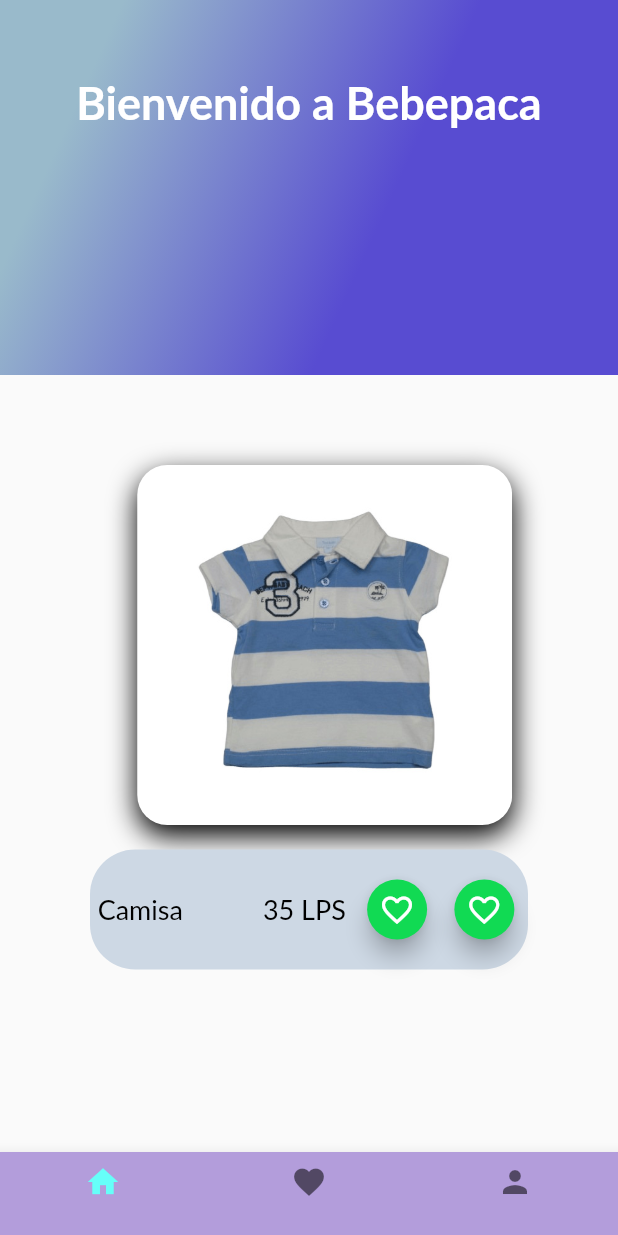
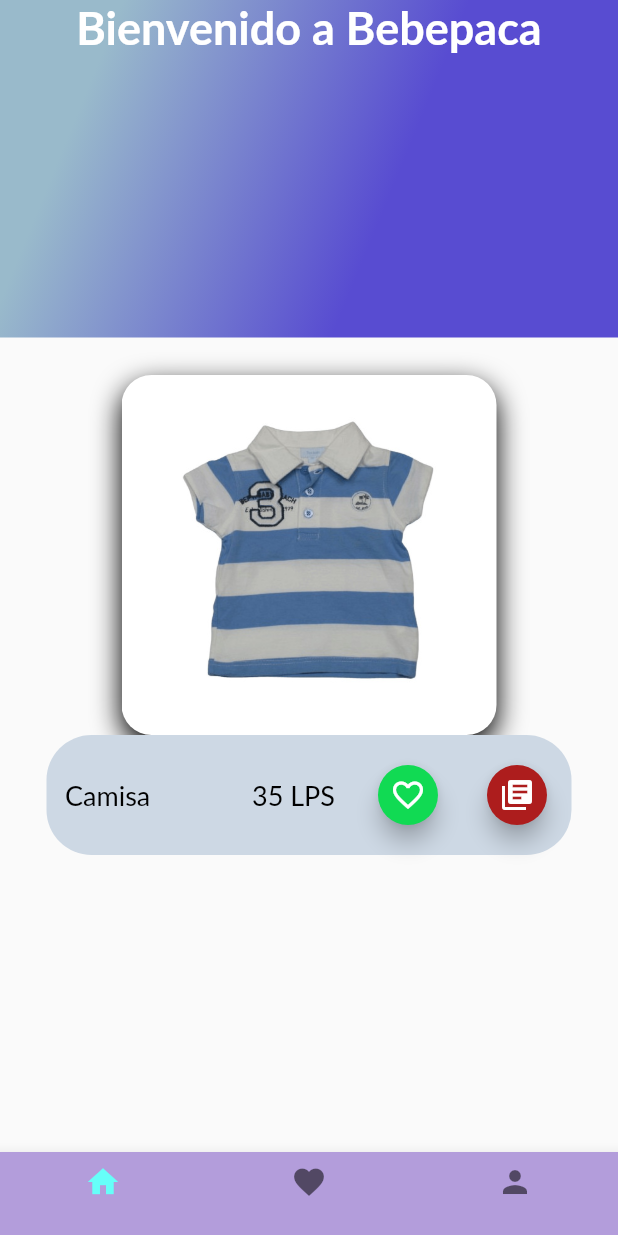
Before and after one commit to DavidArguello07/bebepaca, a Flutter app: the MenuPrin screen opened directly, on a phone screen of 412 x 824 dp. Run offline on Flutter 3.47's test engine with Material 2 defaults, Android fonts, the light colour scheme and no system bars; our stand-ins replace bloc, cloud_firestore, equatable, firebase_auth, firebase_core, flutter_bloc and 5 more; accounts and stored records are empty; Roboto replaces fonts that are missing (Lato).

Commit message:
Bugs arreglados y features de boton-despliega-info agregados

```diff
--- a/lib/auth/ui/screens/login.dart
+++ b/lib/auth/ui/screens/login.dart
@@ -37,7 +37,7 @@ class _LoginState extends State<Login> {
 
   @override
   void dispose() {
-    print('object');
+    // print('object');
     super.dispose();
   }
 
--- a/lib/z-project/Components/exit.dart
+++ b/lib/z-project/Components/exit.dart
@@ -7,10 +7,10 @@ class Exit extends StatefulWidget {
   const Exit({Key? key}) : super(key: key);
 
   @override
-  _ExitState createState() => _ExitState();
+  ExitState createState() => ExitState();
 }
 
-class _ExitState extends State<Exit> {
+class ExitState extends State<Exit> {
   late AuthBloc authBloc;
 
   @override
--- a/lib/z-project/Components/floatingactionbuttonn.dart
+++ b/lib/z-project/Components/floatingactionbuttonn.dart
@@ -1,7 +1,7 @@
 import 'package:flutter/material.dart';
 
 class FloatingActionButtonGreen extends StatefulWidget {
-  const FloatingActionButtonGreen({super.key});
+   const FloatingActionButtonGreen({super.key});
 
   @override
   State<FloatingActionButtonGreen> createState() =>FloatingActionButtonGreenState();
@@ -13,13 +13,17 @@ class FloatingActionButtonGreenState extends State<FloatingActionButtonGreen> {
   // Color ColorBack = Color(0xFF11DA53);
   // Color ColorIcon = Colors.white;
 
+
+
+  @override
+  Widget build(BuildContext context) {
   void onPressedFav() {
     ScaffoldMessenger.of(context).showSnackBar(
       SnackBar(
         content: _pressed
             ? const Text("Lo quitaste de tus favoritos")
             : const Text("Lo agregaste a tus favoritos"),
-        duration: const Duration(milliseconds: 400),
+        duration:  const Duration(milliseconds: 400),
       ),
     );
 
@@ -29,11 +33,10 @@ class FloatingActionButtonGreenState extends State<FloatingActionButtonGreen> {
       } else {
         _pressed = true;
       }
-    });
+      }
+    );
   }
 
-  @override
-  Widget build(BuildContext context) {
     return FloatingActionButton(
         backgroundColor: const Color(0xFF11DA53),
         mini: true,
--- a/lib/z-project/Components/gradient_back.dart
+++ b/lib/z-project/Components/gradient_back.dart
@@ -12,9 +12,10 @@ class GradientBack extends StatelessWidget {
 
   @override
   Widget build(BuildContext context) {
-    return Container(
+    return SafeArea(
+      child: Container(
         width: 500,
-      height: 250,
+        height: 225,
         decoration: BoxDecoration(
             gradient: LinearGradient(
                 colors: [
@@ -25,9 +26,6 @@ class GradientBack extends StatelessWidget {
                 end: const FractionalOffset(1.0, 0.6),
                 stops: const [0.0, 0.6],
                 tileMode: TileMode.clamp)),
-
-      child: Container(
-        padding: const EdgeInsets.symmetric(vertical: 50),
         child: Text(
           textAlign: TextAlign.center,
           title,
--- /dev/null
+++ b/lib/z-project/Components/info_button.dart
@@ -0,0 +1,25 @@
+import 'package:bebepaca/z-project/Components/info_page.dart';
+import 'package:flutter/material.dart';
+
+class Info extends StatefulWidget {
+  const Info({Key? key}) : super(key: key);
+
+  @override
+  InfoState createState() => InfoState();
+}
+
+class InfoState extends State<Info> {
+  @override
+  Widget build(BuildContext context) {
+    return FloatingActionButton(
+        backgroundColor: const Color.fromARGB(255, 173, 29, 29),
+        mini: true,
+        tooltip: "Fav",
+        onPressed: () => {
+        Navigator.push(context,
+        MaterialPageRoute(builder: (context) => const InfoPage())),
+        },
+        child: const Icon(Icons.library_books)
+        );
+  }
+}
--- a/lib/z-project/Components/publicacion.dart
+++ b/lib/z-project/Components/publicacion.dart
@@ -1,3 +1,4 @@
+import 'package:bebepaca/z-project/Components/info_button.dart';
 import 'package:flutter/material.dart';
 // import 'package:bebepaca/publicacion_coment.dart';
 import 'package:bebepaca/z-project/Components/floatingactionbuttonn.dart';
@@ -16,10 +17,13 @@ class Publicacion extends StatelessWidget {
 
   @override
   Widget build(BuildContext context) {
+
+
+
     final pub = Container(
       height: 240,
       width: 250,
-      margin: const EdgeInsets.only(top: 250),
+     margin: const EdgeInsets.only(top: 250),
       decoration: BoxDecoration(
           image:DecorationImage(fit: BoxFit.cover, image: AssetImage(pathimage)),
           borderRadius: const BorderRadius.all(Radius.circular(20)),
@@ -32,7 +36,7 @@ class Publicacion extends StatelessWidget {
 
     final coment = Container(
       // alignment: const Alignment(0.2, 0.6),
-      // margin: const EdgeInsets.only(right: 50),
+      // margin: const EdgeInsets.only(bottom: 20),
       height: 80,
       width: 350,
       decoration: BoxDecoration(
@@ -57,23 +61,24 @@ class Publicacion extends StatelessWidget {
             ),
             Text(
               price,
-              style: const TextStyle(
+              style:  const TextStyle(
                   fontSize: 18,
                   fontFamily: "Lato",
                   color: Color.fromARGB(255, 0, 0, 0)),
             ),
-            const FloatingActionButtonGreen(),
-            const FloatingActionButtonGreen()
+                      const FloatingActionButtonGreen(),
+            const Info(),
           ]
       ),
     );
 
-    return Stack(
-        alignment: const Alignment(0.5, 1.47),
+    return SafeArea(
+      child: Column(
+        // alignment: const Alignment(0.5, 1.47),
         children: <Widget>[
           pub,
-          coment
+          coment,
         ]
-    );
+    ));
   }
 }
--- a/lib/z-project/Routes/home_app.dart
+++ b/lib/z-project/Routes/home_app.dart
@@ -5,14 +5,17 @@ import 'package:flutter/material.dart';
 class HomeApp extends StatelessWidget {
   const HomeApp({super.key});
 
-
   @override
-  Widget build(BuildContext context){
-    return Stack(
+  Widget build(BuildContext context) {
+    return SafeArea(
+        child: Stack(
       children: const <Widget>[
         PublicacionListm(),
-        GradientBack(title: 'Bienvenido a Bebepaca' ,colorr1: 0xFF99bacb, colorr2: 0xFF584CD1),
+        GradientBack(
+            title: 'Bienvenido a Bebepaca',
+            colorr1: 0xFF99bacb,
+            colorr2: 0xFF584CD1),
       ],
-    );
+    ));
+  }
 }
-}
--- a/lib/z-project/list/publicacion_listm.dart
+++ b/lib/z-project/list/publicacion_listm.dart
@@ -6,10 +6,9 @@ const PublicacionListm({ Key? key }) : super(key: key);
 
   @override
   Widget build(BuildContext context){
-    return ListView //Container
-    (
-        padding: const EdgeInsets.all(60),
-        // scrollDirection: Axis.vertical,
+    return SafeArea(child: ListView(
+        // padding: const EdgeInsets.all(60),
+       scrollDirection: Axis.vertical,
         children: const <Widget>[
           Publicacion(pathimage: "assets/bebe.jpg", name: "Camisa",price: "35 LPS"),
           Publicacion(pathimage: "assets/bebe2.jpg", name: "Camisa",price: "35 LPS"),
@@ -17,7 +16,13 @@ const PublicacionListm({ Key? key }) : super(key: key);
           Publicacion(pathimage: "assets/bebe7.jpg", name: "Camisa",price: "35 LPS"),
           Publicacion(pathimage: "assets/bebe9.jpg", name: "Camisa",price: "35 LPS"),
           Publicacion(pathimage: "assets/bebe10.jpg", name: "Camisa",price: "35 LPS"),
+          Publicacion(pathimage: "assets/bebe9.jpg", name: "Camisa",price: "35 LPS"),
+          Publicacion(pathimage: "assets/bebe10.jpg", name: "Camisa",price: "35 LPS"),
         ]
-    );
+
+    ),);
+
+
+
   }
 }
--- a/lib/z-project/list/publicacion_listp.dart
+++ b/lib/z-project/list/publicacion_listp.dart
@@ -8,7 +8,7 @@ const PublicacionListp({ Key? key }) : super(key: key);
   Widget build(BuildContext context){
     return ListView //Container
     (
-        padding: const EdgeInsets.all(50),
+        // padding: const EdgeInsets.all(50),
         // scrollDirection: Axis.vertical,
         children: const <Widget>[
           Publicacion(pathimage: "assets/bebe4.jpg", name: "Camisa",price: "35 LPS"),
```
Also changed, not shown: lib/z-project/Components/add.dart (added, +22 -0 lines), lib/z-project/Components/add_page.dart (added, +23 -0 lines), lib/z-project/Components/info_page.dart (added, +20 -0 lines), lib/z-project/Components/publicacion_coment.dart (deleted, +0 -45 lines), lib/z-project/Routes/fav_app.dart (+10 -6 lines), lib/z-project/Routes/profile_app.dart (+9 -8 lines). Lines whose indentation alone changed are shown as unchanged.
